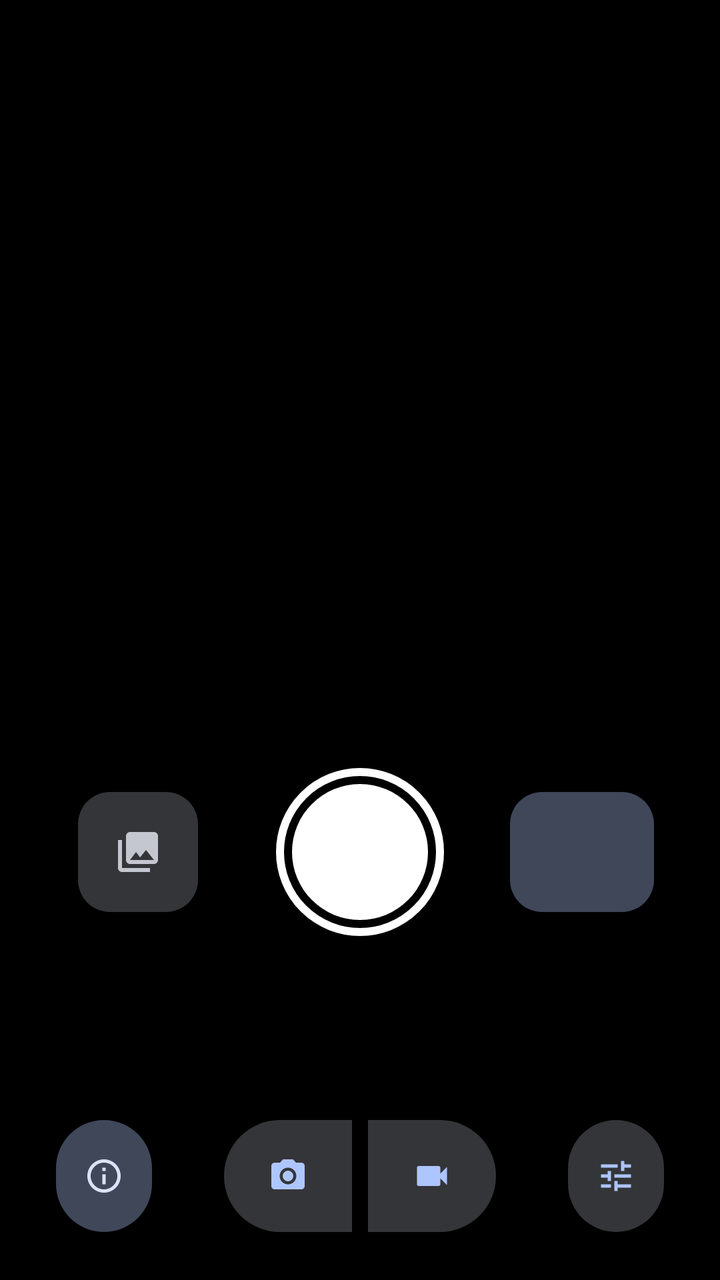
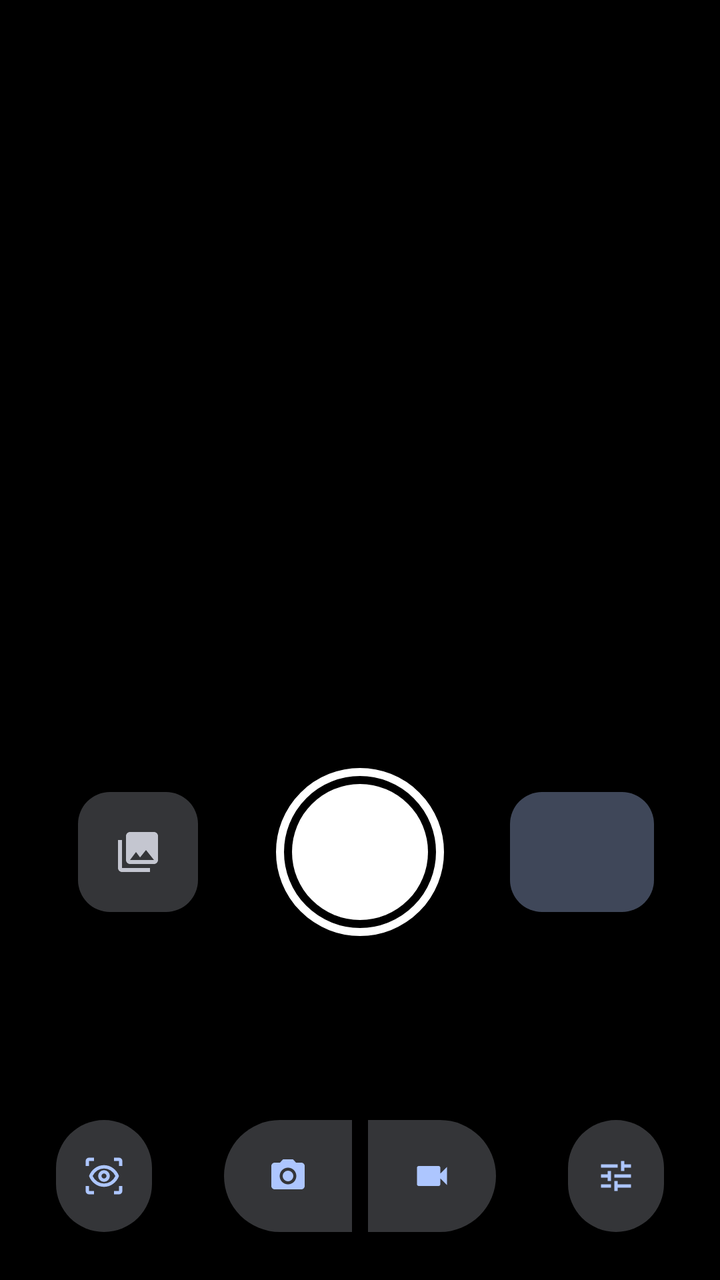

Compare the two renders of this Android layout. The source of the first and the diff that turns it into the second are given below.
<!-- AndroidManifest.xml: application theme Theme.My3DCamera -->
<!-- res/layout/activity_main.xml -->
<?xml version="1.0" encoding="utf-8"?>
<androidx.constraintlayout.widget.ConstraintLayout xmlns:android="http://schemas.android.com/apk/res/android"
    xmlns:app="http://schemas.android.com/apk/res-auto"
    android:layout_width="match_parent"
    android:layout_height="match_parent"
    android:background="@color/black">

    <TextureView
        android:id="@+id/preview"
        android:layout_width="0dp"
        android:layout_height="0dp"
        app:layout_constraintDimensionRatio="3:2"
        app:layout_constraintEnd_toEndOf="parent"
        app:layout_constraintStart_toStartOf="parent"
        app:layout_constraintTop_toTopOf="parent" />

    <View
        android:id="@+id/eyeDivider"
        android:layout_width="1dp"
        android:layout_height="0dp"
        android:background="@android:color/black"
        app:layout_constraintBottom_toBottomOf="@id/preview"
        app:layout_constraintEnd_toEndOf="@id/preview"
        app:layout_constraintStart_toStartOf="@id/preview"
        app:layout_constraintTop_toTopOf="@id/preview" />

    
    <LinearLayout
        android:id="@+id/statusPanel"
        android:layout_width="wrap_content"
        android:layout_height="wrap_content"
        android:layout_marginTop="12dp"
        android:layout_marginEnd="12dp"
        android:background="@drawable/bg_card"
        android:backgroundTint="#66000000"
        android:orientation="horizontal"
        android:paddingHorizontal="12dp"
        android:paddingVertical="8dp"
        android:visibility="gone"
        app:layout_constraintEnd_toEndOf="@id/preview"
        app:layout_constraintTop_toTopOf="@id/preview">

        <TextView
            android:id="@+id/statusLabels"
            android:layout_width="wrap_content"
            android:layout_height="wrap_content"
            android:lineSpacingExtra="3dp"
            android:textColor="#CCFFFFFF"
            android:textSize="12sp" />

        <TextView
            android:id="@+id/statusValues"
            android:layout_width="wrap_content"
            android:layout_height="wrap_content"
            android:layout_marginStart="12dp"
            android:fontFamily="sans-serif-medium"
            android:fontFeatureSettings="tnum"
            android:lineSpacingExtra="3dp"
            android:textColor="@color/white"
            android:textSize="12sp" />
    </LinearLayout>

    <TextView
        android:id="@+id/recordingIndicator"
        android:layout_width="wrap_content"
        android:layout_height="wrap_content"
        android:layout_marginTop="12dp"
        android:background="@drawable/bg_pill"
        android:backgroundTint="@color/record_red"
        android:fontFamily="sans-serif-medium"
        android:paddingHorizontal="14dp"
        android:paddingVertical="4dp"
        android:textColor="@color/white"
        android:textSize="15sp"
        android:visibility="gone"
        app:layout_constraintTop_toTopOf="@id/preview"
        app:layout_constraintEnd_toEndOf="parent"
        app:layout_constraintStart_toStartOf="parent" />

    <TextView
        android:id="@+id/warningText"
        android:layout_width="wrap_content"
        android:layout_height="wrap_content"
        android:layout_marginHorizontal="24dp"
        android:layout_marginBottom="36dp"
        android:background="@drawable/bg_pill"
        android:backgroundTint="?attr/colorErrorContainer"
        android:fontFamily="sans-serif-medium"
        android:gravity="center"
        android:paddingHorizontal="16dp"
        android:paddingVertical="6dp"
        android:textColor="?attr/colorOnErrorContainer"
        android:textSize="13sp"
        android:visibility="gone"
        app:layout_constrainedWidth="true"
        app:layout_constraintEnd_toEndOf="parent"
        app:layout_constraintStart_toStartOf="parent"
        app:layout_constraintBottom_toTopOf="@id/shutterButton" />

    
    <com.google.android.material.imageview.ShapeableImageView
        android:id="@+id/galleryButton"
        android:layout_width="60dp"
        android:layout_height="60dp"
        android:background="?attr/colorSurfaceContainerHighest"
        android:contentDescription="@string/open_gallery"
        android:scaleType="center"
        android:src="@drawable/ic_photo_library"
        android:stateListAnimator="@animator/press_scale"
        app:layout_constraintBottom_toBottomOf="@id/shutterButton"
        app:layout_constraintEnd_toStartOf="@id/shutterButton"
        app:layout_constraintStart_toStartOf="parent"
        app:layout_constraintTop_toTopOf="@id/shutterButton"
        app:shapeAppearanceOverlay="@style/ShapeAppearance.My3DCamera.Thumbnail"
        app:tint="?attr/colorOnSurfaceVariant" />

    <ImageButton
        android:id="@+id/shutterButton"
        android:layout_width="84dp"
        android:layout_height="84dp"
        android:layout_marginBottom="92dp"
        android:background="@null"
        android:contentDescription="@string/take_photo"
        android:scaleType="fitCenter"
        android:src="@drawable/shutter_photo"
        android:stateListAnimator="@animator/press_scale"
        app:layout_constraintBottom_toTopOf="@id/modeSwitch"
        app:layout_constraintEnd_toEndOf="parent"
        app:layout_constraintStart_toStartOf="parent" />

    
    <com.google.android.material.button.MaterialButton
        android:id="@+id/videoSettingsButton"
        style="@style/Widget.My3DCamera.FormatButton"
        android:layout_width="72dp"
        android:layout_height="60dp"
        android:contentDescription="@string/video_settings"
        app:layout_constraintBottom_toBottomOf="@id/shutterButton"
        app:layout_constraintEnd_toEndOf="parent"
        app:layout_constraintStart_toEndOf="@id/shutterButton"
        app:layout_constraintTop_toTopOf="@id/shutterButton" />

    
    <com.google.android.material.button.MaterialButton
        android:id="@+id/aboutButton"
        style="@style/Widget.My3DCamera.IconButton"
        android:layout_width="56dp"
        android:layout_height="56dp"
        android:layout_marginStart="24dp"
        android:contentDescription="@string/about"
        app:icon="@drawable/ic_info"
        app:layout_constraintBottom_toBottomOf="@id/modeSwitch"
        app:layout_constraintStart_toStartOf="parent"
        app:layout_constraintTop_toTopOf="@id/modeSwitch" />

    <com.google.android.material.button.MaterialButtonToggleGroup
        android:id="@+id/modeSwitch"
        style="@style/Widget.Material3.MaterialButtonGroup.Connected"
        android:layout_width="wrap_content"
        android:layout_height="wrap_content"
        android:layout_marginBottom="24dp"
        app:layout_constraintBottom_toBottomOf="parent"
        app:layout_constraintEnd_toEndOf="parent"
        app:layout_constraintStart_toStartOf="parent"
        app:selectionRequired="true"
        app:singleSelection="true">

        <com.google.android.material.button.MaterialButton
            android:id="@+id/photoModeButton"
            style="@style/Widget.My3DCamera.ToggleIconButton"
            android:layout_width="72dp"
            android:layout_height="56dp"
            android:contentDescription="@string/mode_photo"
            app:icon="@drawable/ic_photo_camera" />

        <com.google.android.material.button.MaterialButton
            android:id="@+id/videoModeButton"
            style="@style/Widget.My3DCamera.ToggleIconButton"
            android:layout_width="72dp"
            android:layout_height="56dp"
            android:contentDescription="@string/mode_video"
            app:icon="@drawable/ic_videocam" />
    </com.google.android.material.button.MaterialButtonToggleGroup>

    <com.google.android.material.button.MaterialButton
        android:id="@+id/calibrationButton"
        style="@style/Widget.My3DCamera.ToggleIconButton"
        android:layout_width="56dp"
        android:layout_height="56dp"
        android:layout_marginEnd="24dp"
        android:contentDescription="@string/settings"
        app:icon="@drawable/ic_tune"
        app:layout_constraintBottom_toBottomOf="@id/modeSwitch"
        app:layout_constraintEnd_toEndOf="parent"
        app:layout_constraintTop_toTopOf="@id/modeSwitch" />

</androidx.constraintlayout.widget.ConstraintLayout>
<!-- resources referenced by this layout -->
<resources>
  <color name="black">#FF000000</color>
  <color name="record_red">#FFE53935</color>
  <color name="white">#FFFFFFFF</color>
  <!-- drawable bg_card (drawable) -->
  <?xml version="1.0" encoding="utf-8"?>
  <shape xmlns:android="http://schemas.android.com/apk/res/android" android:shape="rectangle">
      <corners android:radius="16dp" />
      <solid android:color="@color/white" />
  </shape>
  <!-- drawable bg_pill (drawable) -->
  <?xml version="1.0" encoding="utf-8"?>
  <shape xmlns:android="http://schemas.android.com/apk/res/android" android:shape="rectangle">
      <corners android:radius="100dp" />
      <solid android:color="@color/white" />
  </shape>
  <!-- drawable ic_info (drawable) -->
  <vector xmlns:android="http://schemas.android.com/apk/res/android"
      android:width="24dp"
      android:height="24dp"
      android:viewportWidth="24"
      android:viewportHeight="24">
      <path
          android:fillColor="@color/white"
          android:pathData="M11,7h2v2h-2zM11,11h2v6h-2zM12,2C6.48,2 2,6.48 2,12s4.48,10 10,10 10,-4.48 10,-10S17.52,2 12,2zM12,20c-4.41,0 -8,-3.59 -8,-8s3.59,-8 8,-8 8,3.59 8,8 -3.59,8 -8,8z" />
  </vector>
  <string name="about">About cameras</string>
  <string name="mode_photo">Photo</string>
  <string name="mode_video">Video</string>
  <string name="open_gallery">Open last capture</string>
  <string name="settings">Settings</string>
  <string name="take_photo">Take photo</string>
  <string name="video_settings">Video settings</string>
  <style name="ShapeAppearance.My3DCamera.Thumbnail" parent="">
          <item name="cornerFamily">rounded</item>
          <item name="cornerSize">16dp</item>
      </style>
  <style name="Widget.My3DCamera.FormatButton" parent="Widget.Material3.Button.TonalButton">
          <item name="android:padding">0dp</item>
          <item name="android:insetTop">0dp</item>
          <item name="android:insetBottom">0dp</item>
          <item name="android:textSize">13sp</item>
          <item name="android:lineSpacingExtra">0dp</item>
          <item name="cornerRadius">16dp</item>
      </style>
  <style name="Widget.My3DCamera.IconButton" parent="Widget.Material3.Button.IconButton.Filled.Tonal">
          <item name="android:padding">0dp</item>
          <item name="android:insetTop">0dp</item>
          <item name="android:insetBottom">0dp</item>
          <item name="iconGravity">textStart</item>
          <item name="iconPadding">0dp</item>
      </style>
  <style name="Theme.My3DCamera" parent="Theme.Material3.DynamicColors.Dark.NoActionBar">
          <item name="android:windowBackground">@color/black</item>
          <item name="android:statusBarColor">@color/black</item>
          <item name="android:navigationBarColor">@color/black</item>
      </style>
  <!-- unchanged entries left out for length: 6 -->
</resources>

<!-- the commit's change to res/layout/activity_main.xml (unified diff, before → after) -->
@@ -142,13 +142,13 @@
 
     
     <com.google.android.material.button.MaterialButton
-        android:id="@+id/aboutButton"
-        style="@style/Widget.My3DCamera.IconButton"
+        android:id="@+id/alignmentButton"
+        style="@style/Widget.My3DCamera.ToggleIconButton"
         android:layout_width="56dp"
         android:layout_height="56dp"
         android:layout_marginStart="24dp"
-        android:contentDescription="@string/about"
-        app:icon="@drawable/ic_info"
+        android:contentDescription="@string/calibration_title"
+        app:icon="@drawable/ic_eye_tracking"
         app:layout_constraintBottom_toBottomOf="@id/modeSwitch"
         app:layout_constraintStart_toStartOf="parent"
         app:layout_constraintTop_toTopOf="@id/modeSwitch" />
<!-- resource entries referenced after the edit -->
@@ -15,17 +15,17 @@
       <corners android:radius="100dp" />
       <solid android:color="@color/white" />
   </shape>
-  <!-- drawable ic_info (drawable) -->
+  <!-- drawable ic_eye_tracking (drawable) -->
   <vector xmlns:android="http://schemas.android.com/apk/res/android"
       android:width="24dp"
       android:height="24dp"
-      android:viewportWidth="24"
-      android:viewportHeight="24">
+      android:viewportWidth="960"
+      android:viewportHeight="960">
       <path
           android:fillColor="@color/white"
-          android:pathData="M11,7h2v2h-2zM11,11h2v6h-2zM12,2C6.48,2 2,6.48 2,12s4.48,10 10,10 10,-4.48 10,-10S17.52,2 12,2zM12,20c-4.41,0 -8,-3.59 -8,-8s3.59,-8 8,-8 8,3.59 8,8 -3.59,8 -8,8z" />
+          android:pathData="M240,920L120,920Q87,920 63.5,896.5Q40,873 40,840L40,720L120,720L120,840Q120,840 120,840Q120,840 120,840L240,840L240,920ZM720,920L720,840L840,840Q840,840 840,840Q840,840 840,840L840,720L920,720L920,840Q920,873 896.5,896.5Q873,920 840,920L720,920ZM480,740Q360,740 262.5,669Q165,598 120,480Q165,362 262.5,291Q360,220 480,220Q600,220 697.5,291Q795,362 840,480Q795,598 697.5,669Q600,740 480,740ZM480,660Q568,660 641,612Q714,564 753,480Q714,396 641,348Q568,300 480,300Q392,300 319,348Q246,396 207,480Q246,564 319,612Q392,660 480,660ZM480,620Q538,620 579,579Q620,538 620,480Q620,422 579,381Q538,340 480,340Q422,340 381,381Q340,422 340,480Q340,538 381,579Q422,620 480,620ZM480,540Q455,540 437.5,522.5Q420,505 420,480Q420,455 437.5,437.5Q455,420 480,420Q505,420 522.5,437.5Q540,455 540,480Q540,505 522.5,522.5Q505,540 480,540ZM40,240L40,120Q40,87 63.5,63.5Q87,40 120,40L240,40L240,120L120,120Q120,120 120,120Q120,120 120,120L120,240L40,240ZM840,240L840,120Q840,120 840,120Q840,120 840,120L720,120L720,40L840,40Q873,40 896.5,63.5Q920,87 920,120L920,240L840,240ZM480,480Q480,480 480,480Q480,480 480,480Q480,480 480,480Q480,480 480,480Q480,480 480,480Q480,480 480,480Q480,480 480,480Q480,480 480,480Z" />
   </vector>
-  <string name="about">About cameras</string>
+  <string name="calibration_title">Eye alignment</string>
   <string name="mode_photo">Photo</string>
   <string name="mode_video">Video</string>
   <string name="open_gallery">Open last capture</string>
@@ -44,17 +44,13 @@
           <item name="android:lineSpacingExtra">0dp</item>
           <item name="cornerRadius">16dp</item>
       </style>
-  <style name="Widget.My3DCamera.IconButton" parent="Widget.Material3.Button.IconButton.Filled.Tonal">
-          <item name="android:padding">0dp</item>
-          <item name="android:insetTop">0dp</item>
-          <item name="android:insetBottom">0dp</item>
-          <item name="iconGravity">textStart</item>
-          <item name="iconPadding">0dp</item>
-      </style>
   <style name="Theme.My3DCamera" parent="Theme.Material3.DynamicColors.Dark.NoActionBar">
           <item name="android:windowBackground">@color/black</item>
-          <item name="android:statusBarColor">@color/black</item>
-          <item name="android:navigationBarColor">@color/black</item>
+          <item name="bottomSheetDialogTheme">@style/ThemeOverlay.My3DCamera.BottomSheetDialog</item>
+      </style>
+  <style name="ThemeOverlay.My3DCamera.BottomSheetDialog" parent="ThemeOverlay.Material3.BottomSheetDialog">
+          <item name="android:navigationBarColor">@android:color/transparent</item>
+          <item name="enableEdgeToEdge">true</item>
       </style>
   <!-- unchanged entries left out for length: 6 -->
 </resources>
